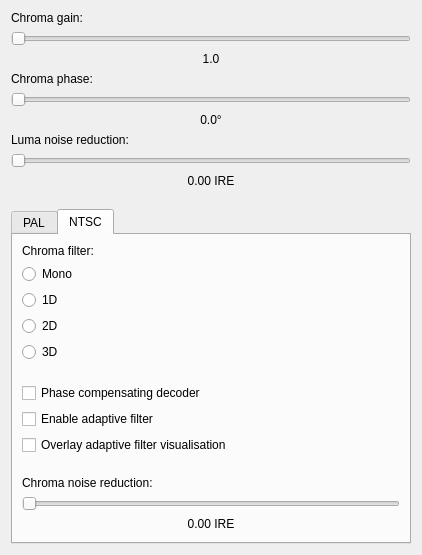
Qt form tools/ld-analyse/chromadecoderconfigdialog.ui (happycube/ld-decode) before a commit.
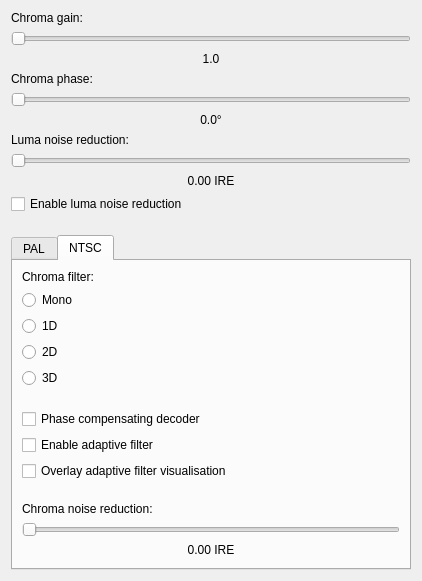
The same form after that commit.

Commit message:
fix + enable YNR + autoselect decoder
small fix on config loading for the mono decoder
add an "enable luma nr" checkbox
on loading off a source adjust decoder depending if its CVBS or Y/C

```diff
--- a/tools/ld-analyse/chromadecoderconfigdialog.ui
+++ b/tools/ld-analyse/chromadecoderconfigdialog.ui
@@ -107,6 +107,13 @@
      </property>
     </widget>
    </item>
+   <item>
+    <widget class="QCheckBox" name="enableYNRCheckBox">
+     <property name="text">
+      <string>Enable luma noise reduction</string>
+     </property>
+    </widget>
+   </item>
    <item>
     <spacer name="verticalSpacer_1">
      <property name="orientation">
```
The commit also changes 5 other files.
